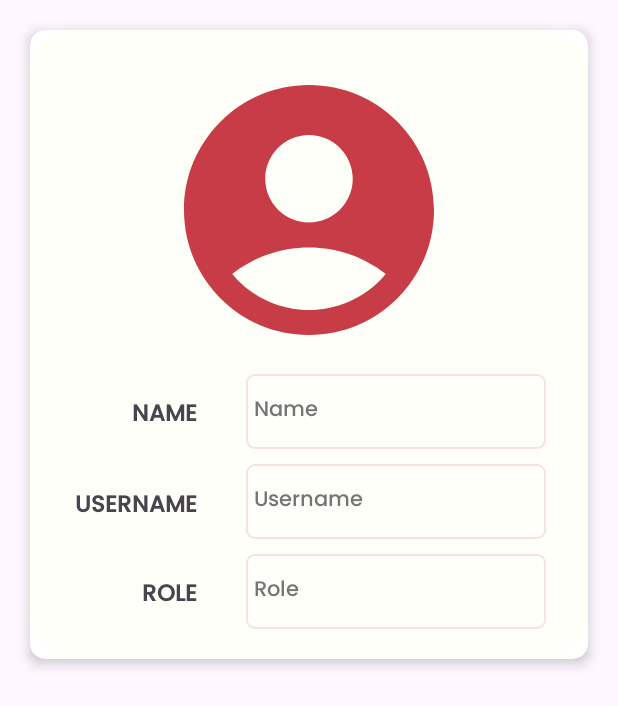
After one commit to rykieldc/SIMS, an Android app: the layout dialog_log_user_add_and_delete.xml on its own in the app's theme, with its tools: preview values and no code run, on a phone screen of 412 x 824 dp. The commit adds this screen. Shown: the top 706 px of the screen. Run offline under Robolectric (Android 15) with nearby library versions, the light colour scheme and no system bars.

Commit message:
Fix functionality based on suggestions during demo

```diff
--- a/app/src/main/java/com/example/sims/DeleteItemsActivityList.kt
+++ b/app/src/main/java/com/example/sims/DeleteItemsActivityList.kt
@@ -204,7 +204,7 @@ class DeleteItemsActivityList : AppCompatActivity() {
                     itemCategory = item.itemCategory,
                     location = item.location,
                     supplier = item.supplier,
-                    stocksLeft = "${item.stocksLeft} units",
+                    stocksLeft = "${item.stocksLeft} unit(s)",
                     dateAdded = item.dateAdded,
                     lastRestocked = item.lastRestocked,
                     imageUrl = item.imageUrl
--- a/app/src/main/java/com/example/sims/EditItemsActivityList.kt
+++ b/app/src/main/java/com/example/sims/EditItemsActivityList.kt
@@ -192,7 +192,7 @@ class EditItemsActivityList : AppCompatActivity() {
                     itemCategory = item.itemCategory,
                     location = item.location,
                     supplier = item.supplier,
-                    stocksLeft = "${item.stocksLeft} units",
+                    stocksLeft = "${item.stocksLeft} unit(s)",
                     dateAdded = item.dateAdded,
                     lastRestocked = item.lastRestocked,
                     imageUrl = item.imageUrl
--- a/app/src/main/java/com/example/sims/UserDashboard.kt
+++ b/app/src/main/java/com/example/sims/UserDashboard.kt
@@ -44,7 +44,7 @@ class UserDashboard : Fragment() {
         }
 
         editItemCardView.setOnClickListener {
-            val intent = Intent(requireContext(), ViewItemsActivity::class.java)
+            val intent = Intent(requireContext(), EditItemsActivityList::class.java)
             startActivity(intent)
         }
 
@@ -54,7 +54,7 @@ class UserDashboard : Fragment() {
         }
 
         deleteItemCardView.setOnClickListener {
-            val intent = Intent(requireContext(), ViewItemsActivity::class.java)
+            val intent = Intent(requireContext(), DeleteItemsActivityList::class.java)
             startActivity(intent)
         }
     }
--- a/app/src/main/java/com/example/sims/UserLogs.kt
+++ b/app/src/main/java/com/example/sims/UserLogs.kt
@@ -14,5 +14,8 @@ data class UserLogs(
     val lastRestocked: String? = null,
     val enabled: Boolean? = null,
     val imageUrl: String? = null,
-    val itemDetails: String? = null
+    val itemDetails: String? = null,
+    val userName: String? = null,
+    val userUsername: String? = null,
+    val userRole: String? = null
 )
--- a/app/src/main/java/com/example/sims/UserLogsActivity.kt
+++ b/app/src/main/java/com/example/sims/UserLogsActivity.kt
@@ -127,7 +127,10 @@ class UserLogsActivity : AppCompatActivity() {
                     lastRestocked = log.lastRestocked,
                     enabled = log.enabled,
                     imageUrl = log.imageUrl,
-                    itemDetails = log.itemDetails
+                    itemDetails = log.itemDetails,
+                    userName = log.userName,
+                    userUsername = log.userUsername,
+                    userRole = log.userRole
                 )
             })
 
--- a/app/src/main/java/com/example/sims/ViewItemsActivity.kt
+++ b/app/src/main/java/com/example/sims/ViewItemsActivity.kt
@@ -192,7 +192,7 @@ class ViewItemsActivity : AppCompatActivity() {
                     itemCategory = item.itemCategory,
                     location = item.location,
                     supplier = item.supplier,
-                    stocksLeft = "${item.stocksLeft} units",
+                    stocksLeft = "${item.stocksLeft} unit(s)",
                     dateAdded = item.dateAdded,
                     lastRestocked = item.lastRestocked,
                     imageUrl = item.imageUrl
--- a/app/src/main/res/drawable/ic_img_placeholder.xml
+++ b/app/src/main/res/drawable/ic_img_placeholder.xml
@@ -5,9 +5,9 @@
     android:viewportHeight="24">
   <path
       android:pathData="M8.895,6.935C7.997,6.935 7.27,7.662 7.27,8.56C7.27,9.457 7.997,10.185 8.895,10.185H8.905C9.802,10.185 10.53,9.457 10.53,8.56C10.53,7.662 9.802,6.935 8.905,6.935H8.895Z"
-      android:fillColor="@color/primary_variant"/>
+      android:fillColor="#CC4F58"/>
   <path
       android:pathData="M3.5,5.5C3.5,4.257 4.507,3.25 5.75,3.25H18.75C19.993,3.25 21,4.257 21,5.5V18.5C21,19.743 19.993,20.75 18.75,20.75H5.75C4.507,20.75 3.5,19.743 3.5,18.5V5.5ZM5.75,4.75C5.336,4.75 5,5.086 5,5.5V15.581L6.451,13.681C7.355,12.498 9.137,12.502 10.035,13.691L11.25,15.3C11.601,15.764 12.323,15.67 12.543,15.132L14.521,10.285C15.188,8.65 17.393,8.386 18.427,9.817L19.5,11.301V5.5C19.5,5.086 19.164,4.75 18.75,4.75H5.75ZM5,18.5V18.003C5.056,17.962 5.107,17.912 5.151,17.855L7.643,14.591C7.944,14.197 8.539,14.198 8.838,14.594L10.053,16.204C11.105,17.597 13.273,17.314 13.932,15.698L15.91,10.852C16.132,10.307 16.867,10.219 17.212,10.696L19.5,13.861V18.5C19.5,18.914 19.164,19.25 18.75,19.25H5.75C5.336,19.25 5,18.914 5,18.5Z"
-      android:fillColor="@color/primary_variant"
+      android:fillColor="#CC4F58"
       android:fillType="evenOdd"/>
 </vector>
--- /dev/null
+++ b/app/src/main/res/layout/dialog_log_user_add_and_delete.xml
@@ -0,0 +1,152 @@
+<?xml version="1.0" encoding="utf-8"?>
+<androidx.cardview.widget.CardView
+    xmlns:android="http://schemas.android.com/apk/res/android"
+    xmlns:app="http://schemas.android.com/apk/res-auto"
+    xmlns:tools="http://schemas.android.com/tools"
+    android:layout_width="match_parent"
+    android:layout_height="wrap_content"
+    android:layout_marginStart="20dp"
+    android:layout_marginTop="20dp"
+    android:layout_marginEnd="20dp"
+    android:layout_marginBottom="20dp"
+    app:cardCornerRadius="10dp"
+    app:cardElevation="5dp">
+
+    <LinearLayout
+        android:layout_width="match_parent"
+        android:layout_height="wrap_content"
+        android:orientation="vertical">
+
+        <androidx.constraintlayout.widget.ConstraintLayout
+            android:layout_width="match_parent"
+            android:layout_height="wrap_content"
+            android:layout_gravity="center_horizontal"
+            android:background="@drawable/bg_items"
+            android:orientation="vertical"
+            android:padding="20dp">
+
+            <ImageView
+                android:id="@+id/userImg"
+                android:layout_width="200dp"
+                android:layout_height="200dp"
+                android:contentDescription="@string/ic_upload_img"
+                android:scaleType="fitCenter"
+                android:src="@drawable/ic_circle_background"
+                app:layout_constraintEnd_toEndOf="parent"
+                app:layout_constraintStart_toStartOf="parent"
+                app:layout_constraintTop_toTopOf="parent" />
+
+            <TextView
+                android:id="@+id/descName"
+                android:layout_width="wrap_content"
+                android:layout_height="wrap_content"
+                android:layout_marginStart="48dp"
+                android:layout_marginTop="17dp"
+                android:fontFamily="@font/poppins_semibold"
+                android:text="@string/name"
+                android:textAllCaps="true"
+                android:textSize="15sp"
+                android:textStyle="bold"
+                app:layout_constraintBottom_toBottomOf="@+id/userName"
+                app:layout_constraintStart_toStartOf="parent"
+                app:layout_constraintTop_toBottomOf="@+id/userImg"
+                app:layout_constraintVertical_bias="0.437" />
+
+            <TextView
+                android:id="@+id/descUsername"
+                android:layout_width="wrap_content"
+                android:layout_height="wrap_content"
+                android:layout_marginStart="4dp"
+                android:layout_marginTop="81dp"
+                android:fontFamily="@font/poppins_semibold"
+                android:text="@string/username"
+                android:textAllCaps="true"
+                android:textSize="15sp"
+                android:textStyle="bold"
+                app:layout_constraintBottom_toBottomOf="@+id/userUsername"
+                app:layout_constraintEnd_toEndOf="@+id/descName"
+                app:layout_constraintHorizontal_bias="1.0"
+                app:layout_constraintStart_toStartOf="parent"
+                app:layout_constraintTop_toBottomOf="@+id/userImg"
+                app:layout_constraintVertical_bias="0.285" />
+
+            <TextView
+                android:id="@+id/delete_user"
+                android:layout_width="wrap_content"
+                android:layout_height="wrap_content"
+                android:layout_marginStart="8dp"
+                android:layout_marginTop="133dp"
+                android:fontFamily="@font/poppins_semibold"
+                android:text="@string/role"
+                android:textAllCaps="true"
+                android:textSize="15sp"
+                android:textStyle="bold"
+                app:layout_constraintBottom_toBottomOf="@+id/userRole"
+                app:layout_constraintEnd_toEndOf="@+id/descName"
+                app:layout_constraintHorizontal_bias="1.0"
+                app:layout_constraintStart_toStartOf="parent"
+                app:layout_constraintTop_toBottomOf="@+id/userImg"
+                app:layout_constraintVertical_bias="0.541" />
+
+            <TextView
+                android:id="@+id/userName"
+                android:layout_width="200dp"
+                android:layout_height="50dp"
+                android:layout_marginStart="24dp"
+                android:layout_marginTop="9dp"
+                android:autofillHints="Name"
+                android:background="@drawable/bg_fields"
+                android:gravity="start|center_vertical"
+                android:hint="@string/name"
+                android:inputType="text"
+                android:maxWidth="400dp"
+                android:padding="5dp"
+                android:textColor="@color/black"
+                android:textColorHint="#757575"
+                app:layout_constraintEnd_toEndOf="parent"
+                app:layout_constraintStart_toEndOf="@+id/descName"
+                app:layout_constraintTop_toBottomOf="@+id/userImg" />
+
+            <TextView
+                android:id="@+id/userUsername"
+                android:layout_width="200dp"
+                android:layout_height="50dp"
+                android:layout_marginStart="24dp"
+                android:layout_marginTop="10dp"
+                android:autofillHints="Username"
+                android:background="@drawable/bg_fields"
+                android:gravity="start|center_vertical"
+                android:hint="@string/username"
+                android:inputType="text"
+                android:maxWidth="400dp"
+                android:padding="5dp"
+                android:textColor="@color/black"
+                android:textColorHint="#757575"
+                app:layout_constraintEnd_toEndOf="parent"
+                app:layout_constraintStart_toEndOf="@+id/descUsername"
+                app:layout_constraintTop_toBottomOf="@+id/userName" />
+
+            <TextView
+                android:id="@+id/userRole"
+                android:layout_width="200dp"
+                android:layout_height="50dp"
+                android:layout_marginStart="24dp"
+                android:layout_marginTop="10dp"
+                android:autofillHints="Role"
+                android:background="@drawable/bg_fields"
+                android:gravity="start|center_vertical"
+                android:hint="@string/role"
+                android:inputType="text"
+                android:maxWidth="400dp"
+                android:padding="5dp"
+                android:textColor="@color/black"
+                android:textColorHint="#757575"
+                app:layout_constraintEnd_toEndOf="parent"
+                app:layout_constraintStart_toEndOf="@+id/descUsername"
+                app:layout_constraintTop_toBottomOf="@+id/userUsername" />
+
+        </androidx.constraintlayout.widget.ConstraintLayout>
+
+    </LinearLayout>
+
+</androidx.cardview.widget.CardView>
--- a/app/src/main/res/values/strings.xml
+++ b/app/src/main/res/values/strings.xml
@@ -15,7 +15,7 @@
     <string name="product_card">Product Card</string>
     <string name="supplier_name">Supplier Name</string>
     <string name="product_name">Product Name</string>
-    <string name="units"># Units</string>
+    <string name="units"># Unit(s)</string>
     <string name="saving">Saving…</string>
     <string name="add_item">Add Item</string>
     <string name="ic_upload_img">Upload Image Icon</string>
@@ -49,7 +49,7 @@
     <string name="user">User</string>
     <string name="role">Role</string>
     <string name="item_image">Item Image</string>
-    <string name="stock_count">500 units</string>
+    <string name="stock_count">500 unit(s)</string>
     <string name="sample_code">ABC-123</string>
     <string name="sample_name">Syringes (5mL)</string>
     <string name="sample_category"><![CDATA[Syringes & Needles]]></string>
```
Also changed, not shown: app/src/main/java/com/example/sims/EditItemActivity.kt (+12 -6 lines), app/src/main/java/com/example/sims/FirebaseDatabaseHelper.kt (+87 -10 lines), app/src/main/java/com/example/sims/RecyclerViewUserLogsAdapter.kt (+21 -6 lines).
